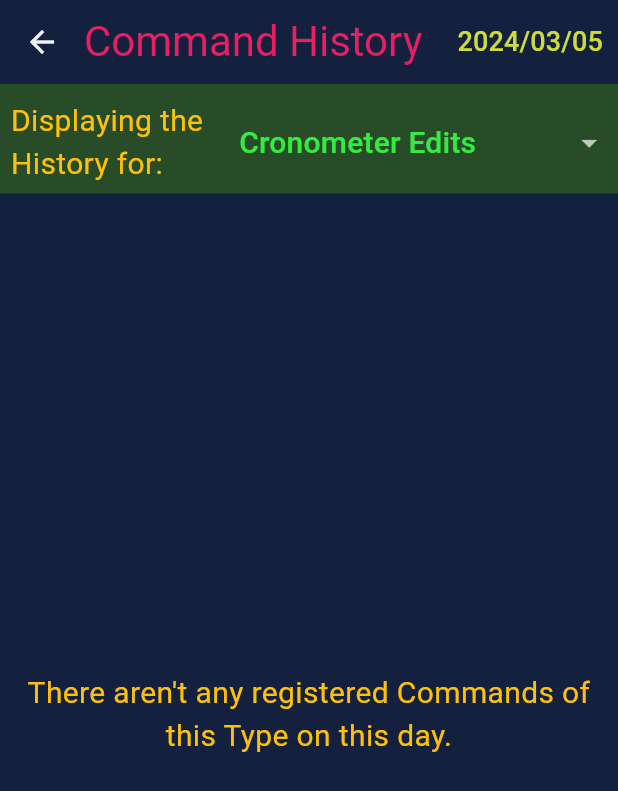
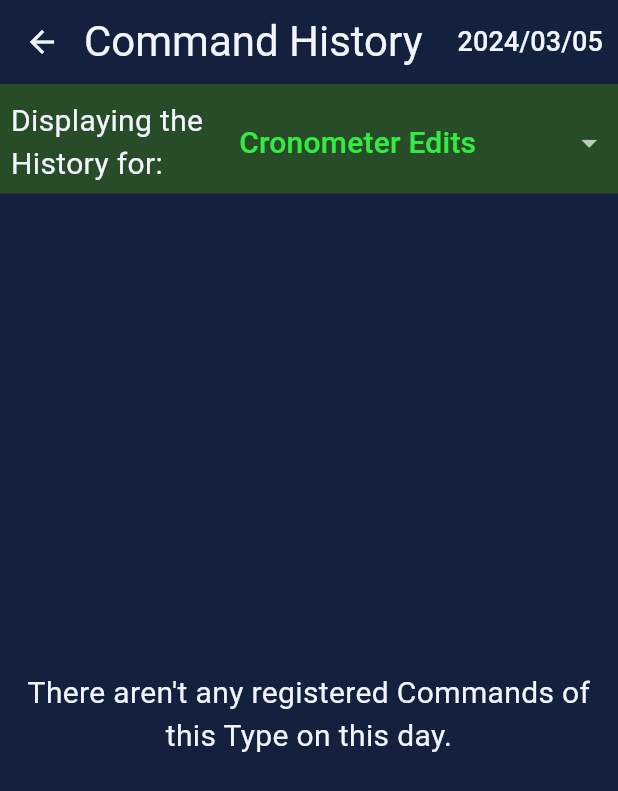
Before and after one commit to VFMiracle/Projeto-App-v0.3, a Flutter app: the screen it shows after launch, after a tap on "Command History Panel", on a phone screen of 412 x 824 dp. Shown: the top 791 px of the screen. Run offline on Flutter 3.47's test engine with Material 3 defaults, Android fonts, the phone set to English and light mode, and no system bars; our stand-ins replace flutter_local_notifications, numberpicker, sqflite; accounts and stored records are empty.

Commit message:
Modificação da Aparência de Cronometer Entry Iniciada
Além disso, as cores dos Styles do Text Theme foram removidas.

```diff
--- a/lib/themes/main_theme.dart
+++ b/lib/themes/main_theme.dart
@@ -11,7 +11,7 @@ abstract class MainTheme{
         brightness: Brightness.dark,
         primary: Color.fromARGB(255, 46, 156, 239), //INFO: Color Name: Celestial Blue
         onPrimary: Color.fromARGB(255, 7, 236, 217), //INFO: Color Name: Turquoise
-        secondary: Color.fromARGB(255, 40, 76, 40), //INFO: Color Name: Sea Green
+        secondary: Color.fromARGB(255, 40, 76, 40), //INFO: Color Name: Cal Poly Green
         onSecondary: Color.fromARGB(255, 50, 236, 65), //INFO: Color Name: SGBUS Green
         error: Color.fromARGB(255, 146, 25, 11), //INFO: Color Name: Penn Red
         onError: Color.fromARGB(255, 255, 54, 54), //INFO: Color Name: Vermilion
@@ -28,44 +28,36 @@ abstract class MainTheme{
       textTheme: const TextTheme(
         //INFO: This Style is used for the text on Text Fields and Text Form Fields.
         bodyLarge: TextStyle(
-          color: Colors.amber,
           fontSize: 22,
         ),
         //INFO: This Style is used on the majority of simple text writtern throughout the App, including, but not limited to: Route warnings, Error Dialogs and Input labels.
         bodyMedium: TextStyle(
-          color: Colors.amber,
           fontSize: 20,
         ),
         //INFO: This Style is used for the Date Picker's Weekday description in it's Header.
         headlineLarge: TextStyle(
-          color: Colors.brown,
           fontSize: 38,
         ),
         //INFO: This Style is used in Dialog Titles.
         headlineSmall: TextStyle(
-          color: Colors.brown,
           fontSize: 28,
           fontWeight: FontWeight.w600,
         ),
         //INFO: This Style is used for the Text on Text Buttons and the "Select Date" text on the Date Picker.
         labelLarge: TextStyle(
-          color: Colors.lime,
           fontSize: 20,
         ),
         //INFO: This Style is used for the Titles of the Routes.
         titleLarge: TextStyle(
-          color: Colors.pink,
           fontSize: 30,
         ),
         //INFO: This Style is used for the entries of a Dropdown Button, regardless of whether they're selected or not, and height of a Text Form Field independently of it's
         //  text size.
         titleMedium: TextStyle(
-          color: Colors.pink,
           fontSize: 20,
         ),
         //INFO: This Style is used on the Date Picker's month selector.
         titleSmall: TextStyle(
-          color: Colors.pink,
           fontSize: 20,
         ),
       )
--- a/lib/views/routes/command_history_panel_view.dart
+++ b/lib/views/routes/command_history_panel_view.dart
@@ -1,7 +1,6 @@
 import 'package:flutter/material.dart';
 import 'package:projeto_time_counter/enums/command_history_type.dart';
 import 'package:projeto_time_counter/models/routes/command_history_panel_model.dart';
-import 'package:projeto_time_counter/utils/date_time_utils.dart';
 import 'package:projeto_time_counter/views/widgets/command_history_view.dart';
 import 'package:projeto_time_counter/views/widgets/reusable/date_selector.dart';
 import 'package:provider/provider.dart';
--- a/project_notes/A Fazer.txt
+++ b/project_notes/A Fazer.txt
@@ -20,6 +20,7 @@ THINGS TO DO:
 				- Continue checking where the Headline Large Style is used.
 			- Remove the unused and unnecessary stylings, i.e. commented out code and the colors for the Text Styles respectively for example.
 				*- Remove the Colors from the Main Theme's Text Styles.
-	*- Modify the structure of the Cronometer Panel's Cronometer List Entries.
+	- Modify the structure of the Cronometer Panel's Cronometer List Entries.
+		*- Determine if the Cronometer Entry needs another Style change when it is Paused but has some counterd Time.
 	- Add a Warning to the Cronometer Creator and Name Editing Dialogs, when it's attempted to submit them without a name.
 	- Add a Search Bar to the Cronometer Panel.
```
Also changed, not shown: lib/views/widgets/cronometer_panel_entry_view.dart (+97 -11 lines).
